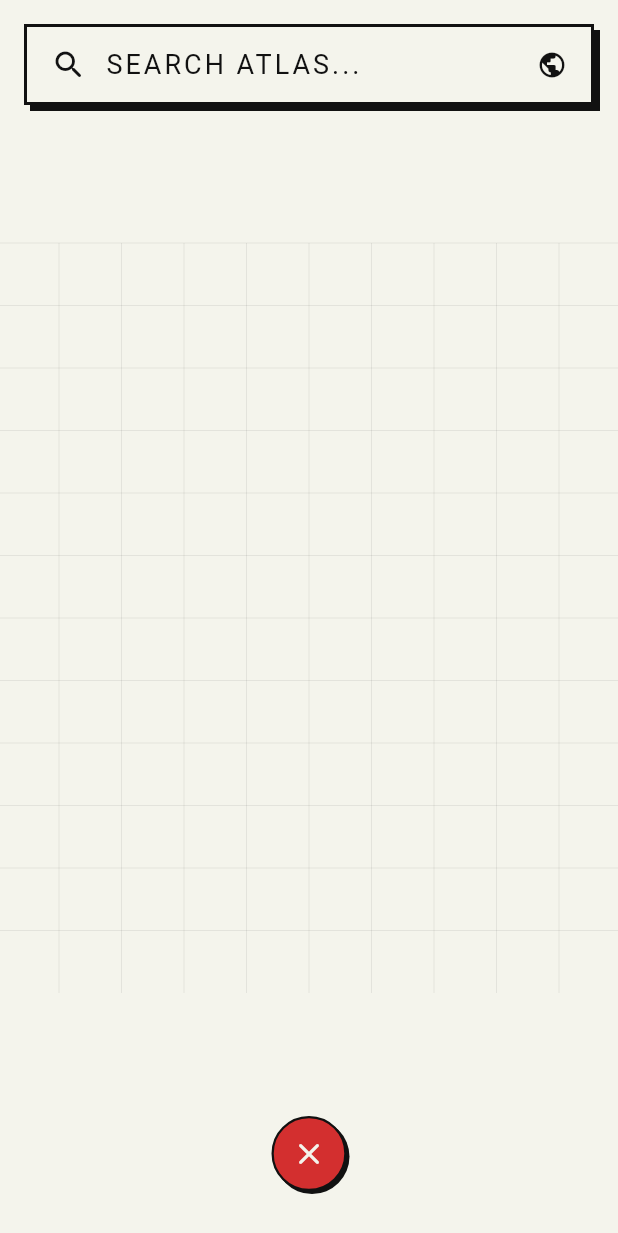
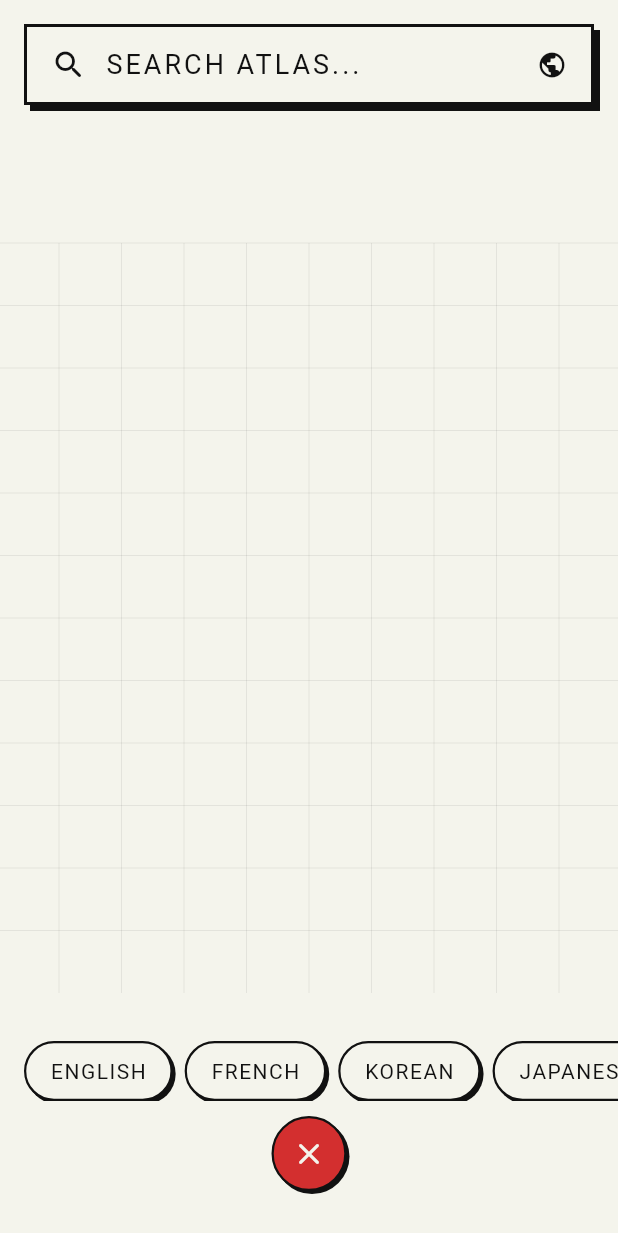
Before and after one commit to VishalMache/Screenique, a Flutter app: the WorldCinemaScreen screen opened directly, on a phone screen of 412 x 824 dp. Shown: the top 1233 px of the screen. Run offline on Flutter 3.47's test engine with Material 3 defaults, Android fonts, the phone set to English and light mode, and no system bars; our stand-ins replace cloud_firestore, firebase_auth, firebase_core, flutter_dotenv, pdf, screenshot and 3 more; accounts and stored records are empty; network calls fail; Roboto replaces fonts that are missing (Impact).

Commit message:
added filter by language in explore

```diff
--- /dev/null
+++ b/lib/data/cinematic_languages.dart
@@ -0,0 +1,29 @@
+class CinematicLanguages {
+  static const List<Map<String, dynamic>> languages = [
+    {'name': 'English', 'code': 'en', 'countries': ['US', 'GB', 'AU', 'CA', 'IE', 'NZ', 'ZA']},
+    {'name': 'French', 'code': 'fr', 'countries': ['FR', 'BE', 'CH', 'CA', 'SN', 'MA', 'DZ', 'CI', 'CM']},
+    {'name': 'Korean', 'code': 'ko', 'countries': ['KR']},
+    {'name': 'Japanese', 'code': 'ja', 'countries': ['JP']},
+    {'name': 'Spanish', 'code': 'es', 'countries': ['ES', 'MX', 'AR', 'CO', 'CL', 'PE', 'VE', 'CU']},
+    {'name': 'Italian', 'code': 'it', 'countries': ['IT']},
+    {'name': 'Mandarin', 'code': 'zh', 'countries': ['CN', 'TW', 'SG']},
+    {'name': 'Hindi', 'code': 'hi', 'countries': ['IN']},
+    {'name': 'Tamil', 'code': 'ta', 'countries': ['IN', 'LK', 'MY', 'SG']},
+    {'name': 'Telugu', 'code': 'te', 'countries': ['IN']},
+    {'name': 'Malayalam', 'code': 'ml', 'countries': ['IN']},
+    {'name': 'Persian', 'code': 'fa', 'countries': ['IR']},
+    {'name': 'Portuguese', 'code': 'pt', 'countries': ['BR', 'PT', 'AO', 'MZ']},
+    {'name': 'German', 'code': 'de', 'countries': ['DE', 'AT', 'CH']},
+    {'name': 'Russian', 'code': 'ru', 'countries': ['RU', 'UA', 'KZ', 'BY']},
+    {'name': 'Arabic', 'code': 'ar', 'countries': ['EG', 'MA', 'SA', 'LB', 'IQ', 'AE', 'DZ', 'TN']},
+    {'name': 'Turkish', 'code': 'tr', 'countries': ['TR']},
+    {'name': 'Swedish', 'code': 'sv', 'countries': ['SE']},
+    {'name': 'Danish', 'code': 'da', 'countries': ['DK']},
+    {'name': 'Polish', 'code': 'pl', 'countries': ['PL']},
+    {'name': 'Tagalog', 'code': 'tl', 'countries': ['PH']},
+    {'name': 'Thai', 'code': 'th', 'countries': ['TH']},
+    {'name': 'Vietnamese', 'code': 'vi', 'countries': ['VN']},
+    {'name': 'Indonesian', 'code': 'id', 'countries': ['ID']},
+    {'name': 'Dutch', 'code': 'nl', 'countries': ['NL', 'BE']},
+  ];
+}
--- a/lib/features/world_cinema/world_cinema_screen.dart
+++ b/lib/features/world_cinema/world_cinema_screen.dart
@@ -2,6 +2,7 @@ import 'package:flutter/material.dart';
 import 'package:flutter/services.dart' show rootBundle;
 import 'world_map_painter.dart';
 import '../../services/world_cinema_service.dart';
+import '../../data/cinematic_languages.dart';
 import 'country_dossier_sheet.dart';
 import 'country_search_sheet.dart';
 import 'dart:async';
@@ -18,7 +19,9 @@ class _WorldCinemaScreenState extends State<WorldCinemaScreen> {
 
   Map<String, Path> _countryPaths = {};
   Set<String> _exploredCountries = {};
+  Set<String> _highlightedCountries = {};
   String? _activeCountry;
+  String? _selectedLanguageCode;
   bool _isLoadingMap = true;
 
   // A standard map size to base our projection on.
@@ -104,11 +107,32 @@ class _WorldCinemaScreenState extends State<WorldCinemaScreen> {
       context: context,
       isScrollControlled: true,
       backgroundColor: Colors.transparent,
-      builder: (context) => CountryDossierSheet(isoCode: iso),
+        builder: (context) => CountryDossierSheet(
+          isoCode: iso,
+          languageFilter: _selectedLanguageCode,
+        ),
       ).then((_) {
         // When closed, refresh explored stats in case they added a movie, and clear active
         _refreshExploredStats();
         if (mounted) setState(() => _activeCountry = null);
+      });
+    }
+
+    void _selectLanguage(String? code) {
+      setState(() {
+        if (_selectedLanguageCode == code) {
+          // Deselect
+          _selectedLanguageCode = null;
+          _highlightedCountries.clear();
+        } else {
+          _selectedLanguageCode = code;
+          if (code != null) {
+            final langData = CinematicLanguages.languages.firstWhere((l) => l['code'] == code);
+            _highlightedCountries = Set<String>.from(langData['countries'] as List);
+          } else {
+            _highlightedCountries.clear();
+          }
+        }
       });
     }
 
@@ -144,6 +168,7 @@ class _WorldCinemaScreenState extends State<WorldCinemaScreen> {
                           painter: WorldMapPainter(
                             countryPaths: _countryPaths,
                             exploredCountries: _exploredCountries,
+                            highlightedCountries: _highlightedCountries,
                             activeCountry: _activeCountry,
                           ),
                         ),
@@ -200,6 +225,52 @@ class _WorldCinemaScreenState extends State<WorldCinemaScreen> {
                   ),
                 ),
 
+                // 3. Language Pills
+                Positioned(
+                  bottom: 90, // Above the close button
+                  left: 0,
+                  right: 0,
+                  child: SizedBox(
+                    height: 40,
+                    child: ListView.separated(
+                      padding: const EdgeInsets.symmetric(horizontal: 16),
+                      scrollDirection: Axis.horizontal,
+                      itemCount: CinematicLanguages.languages.length,
+                      separatorBuilder: (context, index) => const SizedBox(width: 8),
+                      itemBuilder: (context, index) {
+                        final lang = CinematicLanguages.languages[index];
+                        final isSelected = _selectedLanguageCode == lang['code'];
+                        return GestureDetector(
+                          onTap: () => _selectLanguage(lang['code']),
+                          child: AnimatedContainer(
+                            duration: const Duration(milliseconds: 200),
+                            padding: const EdgeInsets.symmetric(horizontal: 16, vertical: 8),
+                            decoration: BoxDecoration(
+                              color: isSelected ? const Color(0xFF111111) : const Color(0xFFF4F4EC),
+                              borderRadius: BorderRadius.circular(20),
+                              border: Border.all(color: const Color(0xFF111111), width: 1.5),
+                              boxShadow: isSelected
+                                  ? const [BoxShadow(color: Color(0xFFFFB300), offset: Offset(2, 2))]
+                                  : const [BoxShadow(color: Color(0xFF111111), offset: Offset(2, 2))],
+                            ),
+                            child: Center(
+                              child: Text(
+                                lang['name'].toString().toUpperCase(),
+                                style: TextStyle(
+                                  color: isSelected ? const Color(0xFFF4F4EC) : const Color(0xFF111111),
+                                  fontFamily: 'Impact',
+                                  fontSize: 14,
+                                  letterSpacing: 1.0,
+                                ),
+                              ),
+                            ),
+                          ),
+                        );
+                      },
+                    ),
+                  ),
+                ),
+
                 // 4. Back Button
                 Positioned(
                   bottom: 30,
```
Also changed, not shown: lib/features/world_cinema/country_dossier_sheet.dart (+9 -3 lines), lib/features/world_cinema/world_map_painter.dart (+17 -5 lines), lib/services/world_cinema_service.dart (+20 -12 lines). Lines whose indentation alone changed are shown as unchanged.
